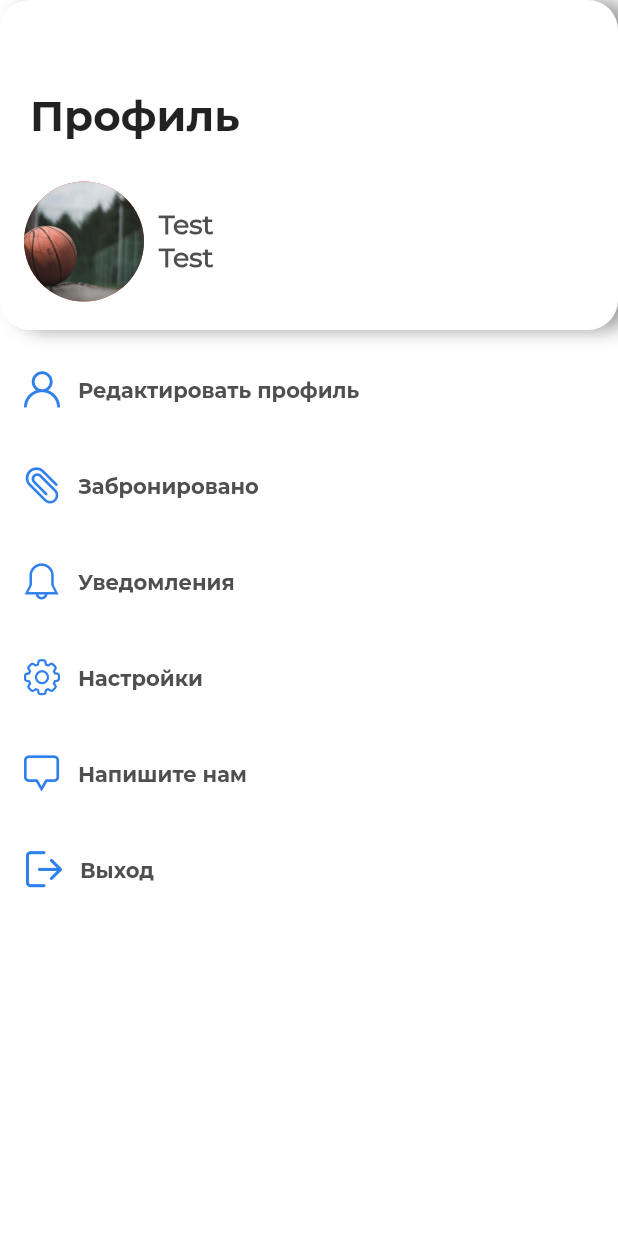
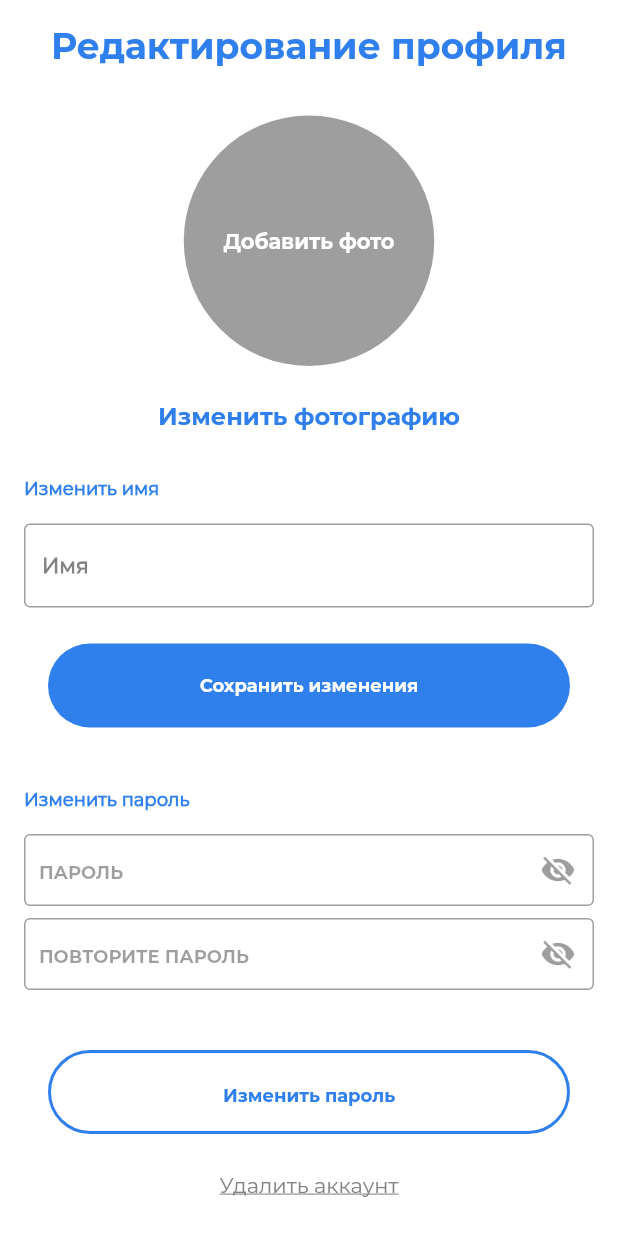
Before and after one commit to WhyNotAG/Arena, a Flutter app: the User screen opened directly, after a tap on "Редактировать профиль", on a phone screen of 412 x 824 dp. Run offline on Flutter 3.47's test engine with Material 2 defaults, Android fonts, the phone set to English and light mode, and no system bars; our stand-ins replace flutter_datetime_picker, flutter_svg, geolocator, google_maps_flutter, image_cropper, image_picker and 5 more; missing offline and left inert: app_settings, flutter_range_slider; accounts and stored records are empty.

Commit message:
update profile

```diff
--- /dev/null
+++ b/arena/lib/Navigation/User/Profile.dart
@@ -0,0 +1,290 @@
+import 'dart:io';
+
+import 'package:app_settings/app_settings.dart';
+import 'package:arena/Other/CustomSharedPreferences.dart';
+import 'package:arena/Other/Request.dart';
+import 'package:flutter/material.dart';
+import 'package:http/http.dart' as http;
+import 'package:image_cropper/image_cropper.dart';
+import 'package:image_picker/image_picker.dart';
+
+class ProfileWidget extends StatefulWidget {
+  @override
+  _ProfileWidgetState createState() => _ProfileWidgetState();
+}
+
+class _ProfileWidgetState extends State<ProfileWidget> {
+  File _image;
+  String _name;
+  bool _obscureText = true;
+  IconData _icon = Icons.visibility_off;
+  final passController = TextEditingController();
+  Future getImage() async {
+    var image = await ImagePicker.pickImage(source: ImageSource.gallery);
+
+    File croppedFile = await ImageCropper.cropImage(
+        sourcePath: image.path,
+        maxHeight: 512,
+        maxWidth: 512,
+        cropStyle: CropStyle.circle);
+    setState(() {
+      _image = croppedFile;
+    });
+  }
+
+  void setIcon(bool obscure) {
+    setState(() {
+      if (obscure) {
+        _icon = Icons.visibility_off;
+      } else {
+        _icon = Icons.visibility;
+      }
+    });
+  }
+
+  @override
+  Widget build(BuildContext context) {
+    return Scaffold(
+      body: SingleChildScrollView(
+        child: SafeArea(
+          child: Container(
+            margin: EdgeInsets.only(left: 16, right: 16, top: 16),
+            child: Column(
+              children: <Widget>[
+                Container(
+                  width: double.infinity,
+                  child: Text("Редактирование профиля", textAlign: TextAlign.center,  style: TextStyle(fontFamily: "Montserrat-Bold",
+                      fontSize: 24, color: Color.fromARGB(255,47, 128, 237)),),),
+                Container(
+                  margin: const EdgeInsets.only(top: 32),
+                  child: FlatButton(
+                    child: Container(
+                      height: 167,
+                      width: 167,
+                      child: _image == null
+                          ? Container(
+                          decoration: BoxDecoration(
+                            borderRadius: BorderRadius.all(Radius.circular(100.0)),
+                            color: Colors.grey,
+                          ),
+                          child: new Align(
+                            child: new Text(
+                              "Добавить фото",
+                              style: TextStyle(
+                                  fontSize: 14.0,
+                                  color: Colors.white,
+                                  fontFamily: "Montserrat-Bold",
+                                  fontWeight: FontWeight.bold),
+                              textAlign: TextAlign.center,
+                            ),
+                            alignment: Alignment.center,
+                          ))
+                          : Container(
+                        padding: EdgeInsets.only(left: 15.0, right: 15.0),
+                        decoration: BoxDecoration(
+                          color: Color.fromARGB(120, 141, 141, 141),
+                          image: DecorationImage(
+                              image: FileImage(_image), fit: BoxFit.contain),
+                          borderRadius: new BorderRadius.only(
+                              topLeft: const Radius.circular(100.0),
+                              topRight: const Radius.circular(100.0),
+                              bottomLeft: const Radius.circular(100.0),
+                              bottomRight: const Radius.circular(100.0)),
+                        ),
+                      ),
+                    ),
+                    onPressed: () {
+                      getImage();
+                    },
+                  ),
+                ),
+                Container(
+                  margin: EdgeInsets.only(top: 24) ,
+                  width: double.infinity,
+                  child: Text("Изменить фотографию", textAlign: TextAlign.center,  style: TextStyle(fontFamily: "Montserrat-Bold",
+                      fontSize: 16, color: Color.fromARGB(255,47, 128, 237)),),),
+                Container(
+                  width: double.infinity,
+                  margin: EdgeInsets.only(top: 30),
+                  child: Text("Изменить имя", textAlign: TextAlign.left, style: TextStyle(fontFamily: "Montserrat-Regular",
+                      fontSize: 12, fontWeight: FontWeight.bold, color: Color.fromARGB(255,47, 128, 237))),
+                ),
+                Container(
+                  margin: EdgeInsets.only(top: 16),
+                  height: 56,
+                  child: TextField(
+                    keyboardType: TextInputType.multiline,
+                    maxLines: 1,
+                    style: TextStyle(fontFamily: "Montserrat-Regular",
+                        fontWeight: FontWeight.bold, fontSize: 14, color: Color.fromARGB(255, 79, 79, 79)),
+                    minLines: 1,
+                    decoration: InputDecoration(border: OutlineInputBorder(
+                      borderSide: new BorderSide(color: Color.fromARGB(255, 79, 79, 79), width: 1.0),
+                    ),
+                        focusedBorder: OutlineInputBorder(
+                          borderSide: new BorderSide(color: Color.fromARGB(255, 47, 128, 237), width: 1.0),),
+                        hintText: "Имя",
+                        hintStyle:  TextStyle(fontFamily: "Montserrat-Regular",
+                            fontSize: 14, color: Color.fromARGB(255, 130, 130, 130))),
+                    onChanged: (value){
+                      setState(() {
+                        _name = value;
+                      });
+                    },
+                  ),
+                ),
+                Container(
+                  margin: EdgeInsets.only(left: 16, right: 16, top: 24),
+                  decoration: BoxDecoration(borderRadius: new BorderRadius.circular(30.0),
+                    color: Color.fromARGB(255, 47, 128, 237),),
+                  width: double.infinity, height: 56,
+                  child: FlatButton(child: Text("Сохранить изменения",
+                    style: TextStyle(fontFamily: "Montserrat-Bold", fontSize: 12,
+                        color: Colors.white, fontWeight: FontWeight.bold),),
+                    onPressed: (){
+                    },),),
+
+                Container(
+                  width: double.infinity,
+                  margin: EdgeInsets.only(top: 40),
+                  child: Text("Изменить пароль", textAlign: TextAlign.left, style: TextStyle(fontFamily: "Montserrat-Regular",
+                      fontSize: 12, fontWeight: FontWeight.bold, color: Color.fromARGB(255,47, 128, 237))),
+                ),
+
+                Container(
+                  child: Container(
+                      height: 56,
+                      child: Form(
+                          child: new TextFormField(
+                            obscureText: _obscureText,
+                            controller: passController,
+                            cursorColor: Colors.black,
+                            //autofocus: true,
+                            decoration: new InputDecoration(
+                              hintText: "ПАРОЛЬ",
+                              hintStyle: TextStyle(
+                                color: Colors.black38,
+                                fontFamily: 'Montserrat-Bold',
+                                fontSize: 12,
+                              ),
+                              enabledBorder: OutlineInputBorder(
+                                borderSide: BorderSide(
+                                  color: Colors.black38,
+                                ),
+                              ),
+                              errorStyle: TextStyle(
+                                fontSize: 0.0,
+                              ),
+                              focusedBorder: OutlineInputBorder(
+                                borderSide: new BorderSide(
+                                    color: Color.fromARGB(255, 47, 128, 237), width: 2.0),
+                              ),
+                              errorBorder: OutlineInputBorder(
+                                borderSide: new BorderSide(color: Colors.red, width: 2.0),
+                              ),
+                              focusedErrorBorder: OutlineInputBorder(
+                                borderSide: new BorderSide(color: Colors.red, width: 2.0),
+                              ),
+                              contentPadding: new EdgeInsets.fromLTRB(10.0, 10.0, 10.0, 10.0),
+                              filled: true,
+                              fillColor: Colors.white,
+                              suffixIcon: IconButton(
+                                onPressed: () {
+                                  setState(() {
+                                    _obscureText = !_obscureText;
+                                    setIcon(_obscureText);
+                                  });
+                                },
+                                icon: Icon(_icon),
+                                color: Colors.black38,
+                              ),
+                            ),
+                          ))),
+                  margin: EdgeInsets.only(top: 16),
+                ),
+                Container(
+                  child: Container(
+                      height: 56,
+                      child: Form(
+                          child: new TextFormField(
+                            obscureText: _obscureText,
+                            controller: passController,
+                            cursorColor: Colors.black,
+                            //autofocus: true,
+                            decoration: new InputDecoration(
+                              hintText: "ПОВТОРИТЕ ПАРОЛЬ",
+                              hintStyle: TextStyle(
+                                color: Colors.black38,
+                                fontFamily: 'Montserrat-Bold',
+                                fontSize: 12,
+                              ),
+                              enabledBorder: OutlineInputBorder(
+                                borderSide: BorderSide(
+                                  color: Colors.black38,
+                                ),
+                              ),
+                              errorStyle: TextStyle(
+                                fontSize: 0.0,
+                              ),
+                              focusedBorder: OutlineInputBorder(
+                                borderSide: new BorderSide(
+                                    color: Color.fromARGB(255, 47, 128, 237), width: 2.0),
+                              ),
+                              errorBorder: OutlineInputBorder(
+                                borderSide: new BorderSide(color: Colors.red, width: 2.0),
+                              ),
+                              focusedErrorBorder: OutlineInputBorder(
+                                borderSide: new BorderSide(color: Colors.red, width: 2.0),
+                              ),
+                              contentPadding: new EdgeInsets.fromLTRB(10.0, 10.0, 10.0, 10.0),
+                              filled: true,
+                              fillColor: Colors.white,
+                              suffixIcon: IconButton(
+                                onPressed: () {
+                                  setState(() {
+                                    _obscureText = !_obscureText;
+                                    setIcon(_obscureText);
+                                  });
+                                },
+                                icon: Icon(_icon),
+                                color: Colors.black38,
+                              ),
+                            ),
+                          )
+                      )
+                    ),
+                  ),
+              Container(
+                width: double.infinity,
+                alignment: Alignment.bottomCenter,
+                height: 56,
+                margin: EdgeInsets.only(left: 16, right: 16, bottom: 16, top: 32),
+                decoration: BoxDecoration(border:
+                Border.all(color: Color.fromARGB(255, 47, 128, 237),width: 2),
+                    borderRadius: BorderRadius.circular(30)),
+                child: FlatButton(child: Text("Изменить пароль",
+                  style: TextStyle(fontFamily: "Montserrat-Bold", fontSize: 12,
+                      color: Color.fromARGB(255, 47, 128, 237), fontWeight: FontWeight.bold),),
+                  onPressed: () async{
+                  },),
+                ),
+                Container(child: FlatButton(
+                    onPressed: (){},
+                    child: new Text(
+                    "Удалить аккаунт",
+                    style: TextStyle(
+                        decoration: TextDecoration.underline, fontSize: 14.0,
+                        fontFamily: "Montserrat-Regular",
+                        color:Color.fromARGB(255, 130, 130, 130))
+                ),
+                    color: Colors.white,
+                    materialTapTargetSize: MaterialTapTargetSize.shrinkWrap,
+                    textColor: Color.fromARGB(255, 130, 130, 130)),)
+              ],
+            ),
+          ),
+        ),
+      )
+    );
+  }
+}
--- a/arena/lib/Navigation/User/User.dart
+++ b/arena/lib/Navigation/User/User.dart
@@ -1,5 +1,6 @@
 import 'package:arena/Authorization/main.dart';
 import 'package:arena/Icons/custom_icons_icons.dart';
+import 'package:arena/Navigation/User/Profile.dart';
 import 'package:arena/Navigation/User/Settings.dart';
 import 'package:flutter/material.dart';
 
@@ -170,6 +171,11 @@ class Button extends StatelessWidget {
                     context,
                     MaterialPageRoute(builder: (context) => SettingsWidget()),
                   );
+                if(text == " Редактировать профиль")
+                  Navigator.push(
+                    context,
+                    MaterialPageRoute(builder: (context) => ProfileWidget()),
+                  );
               },
               icon: icon,
               label: Text(text,
@@ -190,6 +196,11 @@ class Button extends StatelessWidget {
             context,
             MaterialPageRoute(builder: (context) => SettingsWidget()),
           );
+        if(text == " Редактировать профиль")
+          Navigator.push(
+            context,
+            MaterialPageRoute(builder: (context) => ProfileWidget()),
+          );
       },
     );
   }
```
